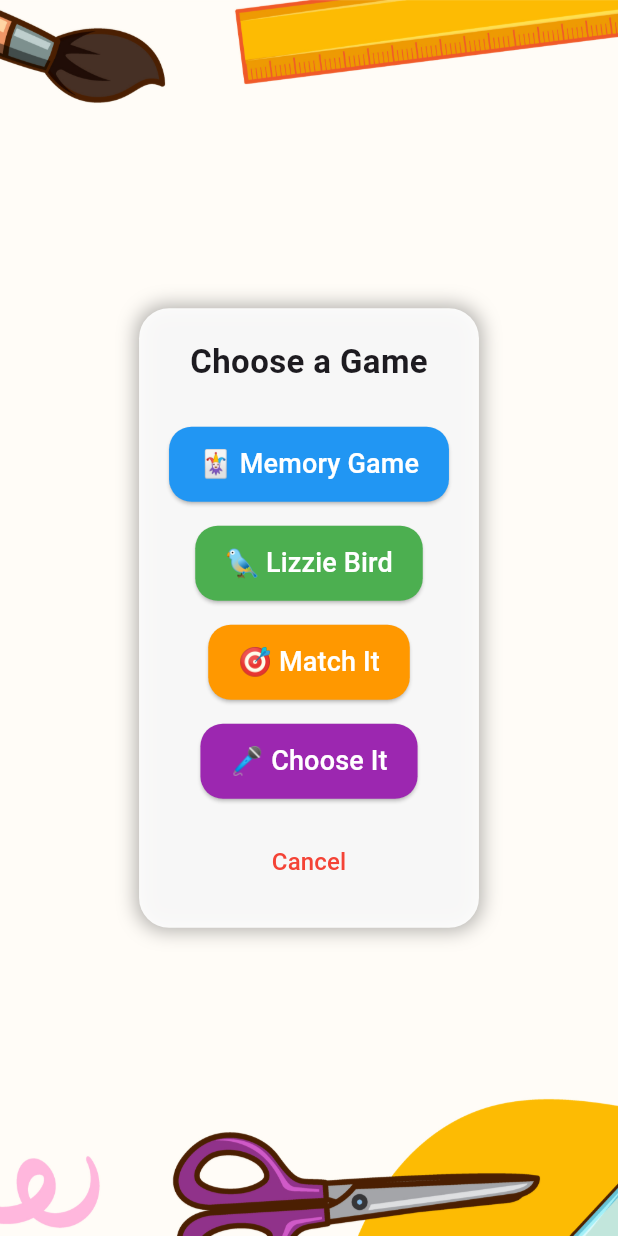
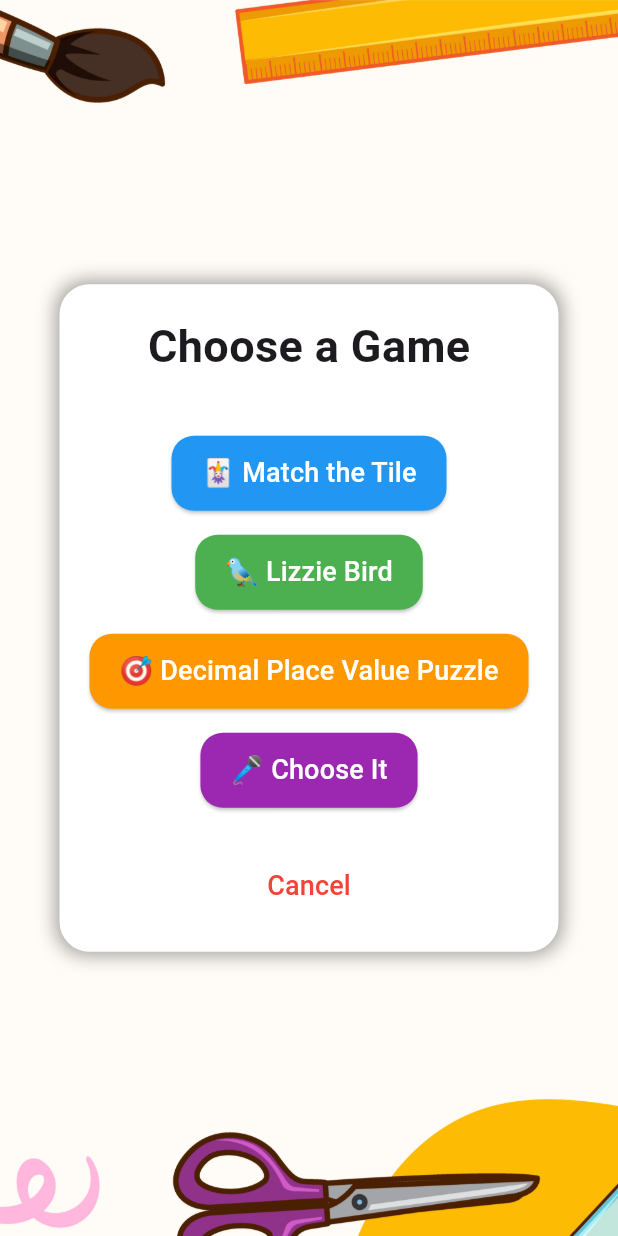
Before and after one commit to ManasaMadiraju/Decimals, a Flutter app: the GameSelectionDialog screen opened by its route, on a phone screen of 412 x 824 dp. Run offline on Flutter 3.47's test engine with Material 3 defaults, Android fonts, the phone set to English and light mode, and no system bars; our stand-ins replace audioplayers, flutter_tts.

Commit message:
fix back button for play

```diff
--- a/lib/GameSelectionDialog.dart
+++ b/lib/GameSelectionDialog.dart
@@ -8,7 +8,6 @@ class GameSelectionDialog extends StatelessWidget {
   const GameSelectionDialog({super.key});
 
   void _navigateToGame(BuildContext context, Widget screen) {
-    Navigator.pop(context); // Close the dialog
     Navigator.push(
       context,
       MaterialPageRoute(builder: (context) => screen),
@@ -38,11 +37,11 @@ class GameSelectionDialog extends StatelessWidget {
                 padding: const EdgeInsets.all(20),
                 margin: const EdgeInsets.symmetric(horizontal: 20),
                 decoration: BoxDecoration(
-                  color: Colors.white.withOpacity(0.9),
+                  color: Colors.white.withValues(),
                   borderRadius: BorderRadius.circular(20),
                   boxShadow: [
                     BoxShadow(
-                      color: Colors.black.withOpacity(0.3),
+                      color: const Color.fromARGB(96, 0, 0, 0).withValues(),
                       blurRadius: 10,
                       spreadRadius: 2,
                     ),
@@ -53,19 +52,19 @@ class GameSelectionDialog extends StatelessWidget {
                   children: [
                     const Text(
                       'Choose a Game',
-                      style: TextStyle(fontSize: 22, fontWeight: FontWeight.bold),
+                      style: TextStyle(fontSize: 30, fontWeight: FontWeight.bold),
                     ),
+                    const SizedBox(height: 30),
+                    _buildGameButton(context, '🃏 Match the Tile', MemoryGameScreen(), Colors.blue),
+                    _buildGameButton(context, '🐦 Lizzie Bird', LizzieTheBirdGame(), Colors.green),
+                    _buildGameButton(context, '🎯 Decimal Place Value Puzzle', PlaceValueScreen1(), Colors.orange),
+                    _buildGameButton(context, '🎤 Choose It', ChooseItGameScreen(), Colors.purple),
                     const SizedBox(height: 20),
-                    _buildGameButton(context, '🃏 Memory Game', MemoryGameScreen(), Colors.blue),
-                    _buildGameButton(context, '🐦 Lizzie Bird', LizzieTheBirdGame(), Colors.green),
-                    _buildGameButton(context, '🎯 Match It', PlaceValueScreen1(), Colors.orange),
-                    _buildGameButton(context, '🎤 Choose It', ChooseItGameScreen(), Colors.purple),
-                    const SizedBox(height: 10),
                     TextButton(
-                      onPressed: () => Navigator.pop(context),
+                      onPressed: (){ Navigator.popUntil(context, (route) => route.isFirst);},
                       child: const Text(
                         'Cancel',
-                        style: TextStyle(fontSize: 16, color: Colors.red),
+                        style: TextStyle(fontSize: 18, color: Colors.red),
                       ),
                     ),
                   ],
--- a/lib/screens/ChooseItGameScreen.dart
+++ b/lib/screens/ChooseItGameScreen.dart
@@ -115,7 +115,7 @@ class _ChooseItGameScreenState extends State<ChooseItGameScreen> {
   // Method to navigate to a specific page when back button is pressed
   void _navigateToCustomPage() {
     // Navigate to a specific page - replace BirdGameScreen() with your desired destination
-    Navigator.of(context).pushReplacement(
+    Navigator.of(context).pop(
       MaterialPageRoute(builder: (context) => GameSelectionDialog()),
     );
   }
--- a/lib/screens/PlaceValueScreenState1.dart
+++ b/lib/screens/PlaceValueScreenState1.dart
@@ -72,7 +72,7 @@ class _PlaceValueScreenState1 extends State<PlaceValueScreen1> {
   // Method to navigate to a specific page when back button is pressed
   void _navigateToCustomPage() {
     // Navigate to a specific page - replace BirdGameScreen() with your desired destination
-    Navigator.of(context).pushReplacement(
+    Navigator.of(context).pop(
       MaterialPageRoute(builder: (context) => GameSelectionDialog()),
     );
   }
--- a/lib/screens/birdgame.dart
+++ b/lib/screens/birdgame.dart
@@ -78,7 +78,7 @@ class _LizzieTheBirdGameState extends State<LizzieTheBirdGame> {
   // Method to navigate to a specific page when back button is pressed
   void _navigateToCustomPage() {
     // Navigate to a specific page - replace BirdGameScreen() with your desired destination
-    Navigator.of(context).pushReplacement(
+    Navigator.of(context).pop(
       MaterialPageRoute(builder: (context) => GameSelectionDialog()),
     );
   }
--- a/lib/screens/memorygameapp.dart
+++ b/lib/screens/memorygameapp.dart
@@ -43,7 +43,7 @@ class _MemoryGameScreenState extends State<MemoryGameScreen> {
   // Method to navigate to a specific page when back button is pressed
   void _navigateToCustomPage() {
     // Navigate to a specific page - replace BirdGameScreen() with your desired destination
-    Navigator.of(context).pushReplacement(
+    Navigator.of(context).pop(
       MaterialPageRoute(builder: (context) => GameSelectionDialog()),
     );
   }
@@ -545,7 +545,7 @@ class _MemoryGameScreenState extends State<MemoryGameScreen> {
     return Scaffold(
       appBar: AppBar(
         backgroundColor: Colors.green,
-        title: const Text('Play: Memory'),
+        title: const Text('Play: Matching Tiles'),
         leading: IconButton(
           icon: const Icon(Icons.arrow_back),
           onPressed: _navigateToCustomPage,
@@ -566,7 +566,7 @@ class _MemoryGameScreenState extends State<MemoryGameScreen> {
           const Padding(
             padding: EdgeInsets.all(16.0),
             child: Text(
-              "Let's play Memory! Match each underlined value to the correct units:",
+              "Let's play matching! Match each underlined value to the correct units:",
               style: TextStyle(fontSize: 18, fontWeight: FontWeight.bold),
               textAlign: TextAlign.center,
             ),
```
